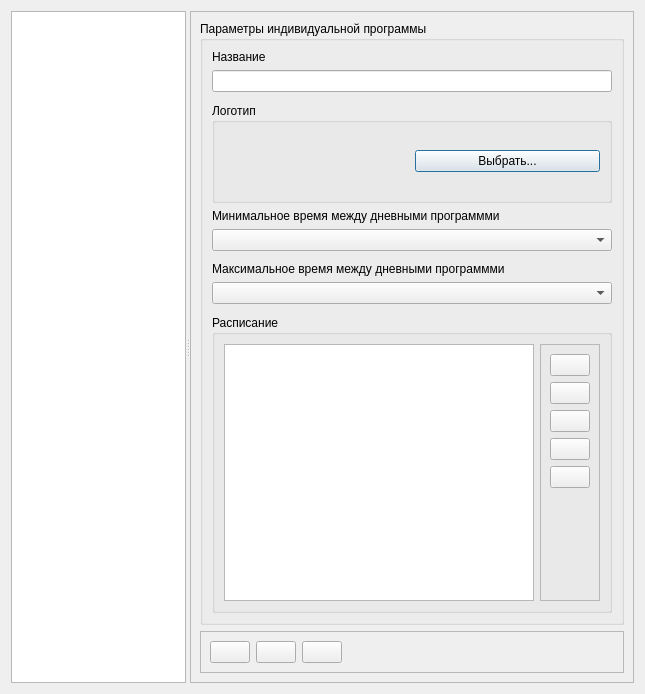
This is personal_programs/dialogs/personalprogramseditor.ui in grigp/a-analyser as Qt 5 draws it before an edit. The edited form follows.
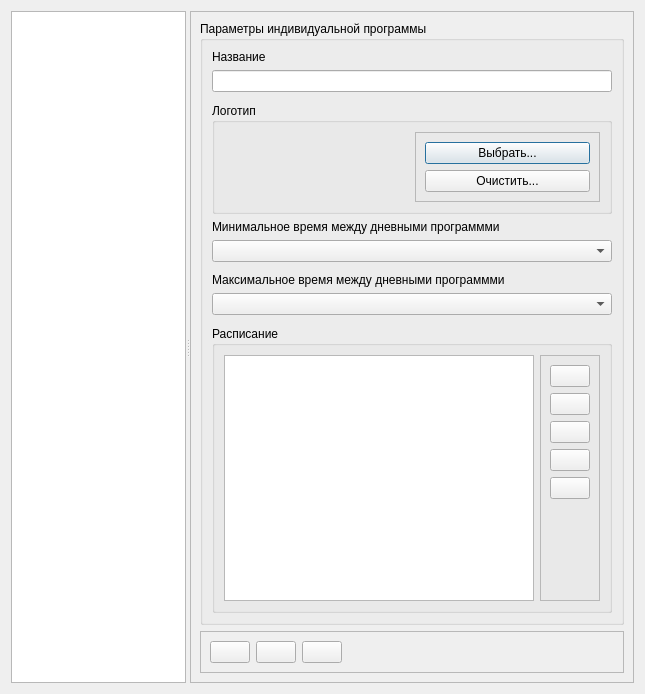
This is the edited form. Icons and pictures are not drawn.

What changed in the file:
```diff
--- a/personal_programs/dialogs/personalprogramseditor.ui
+++ b/personal_programs/dialogs/personalprogramseditor.ui
@@ -93,10 +93,29 @@
               </widget>
              </item>
              <item>
-              <widget class="QPushButton" name="btnLogoSelect">
-               <property name="text">
-                <string>Выбрать...</string>
+              <widget class="QFrame" name="frIconButtons">
+               <property name="frameShape">
+                <enum>QFrame::StyledPanel</enum>
                </property>
+               <property name="frameShadow">
+                <enum>QFrame::Raised</enum>
+               </property>
+               <layout class="QVBoxLayout" name="verticalLayout_4">
+                <item>
+                 <widget class="QPushButton" name="btnLogoSelect">
+                  <property name="text">
+                   <string>Выбрать...</string>
+                  </property>
+                 </widget>
+                </item>
+                <item>
+                 <widget class="QPushButton" name="btnLogoClear">
+                  <property name="text">
+                   <string>Очистить...</string>
+                  </property>
+                 </widget>
+                </item>
+               </layout>
               </widget>
              </item>
             </layout>
```
Left out of the diff: 21 changed lines with no effect on the pictures.
